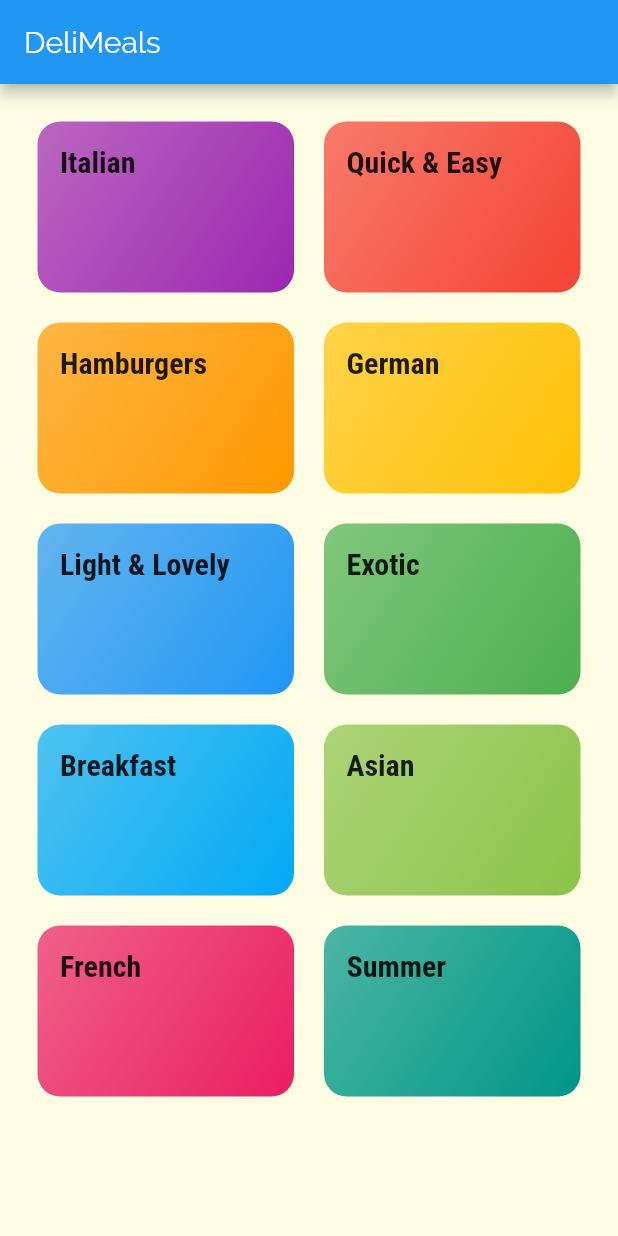
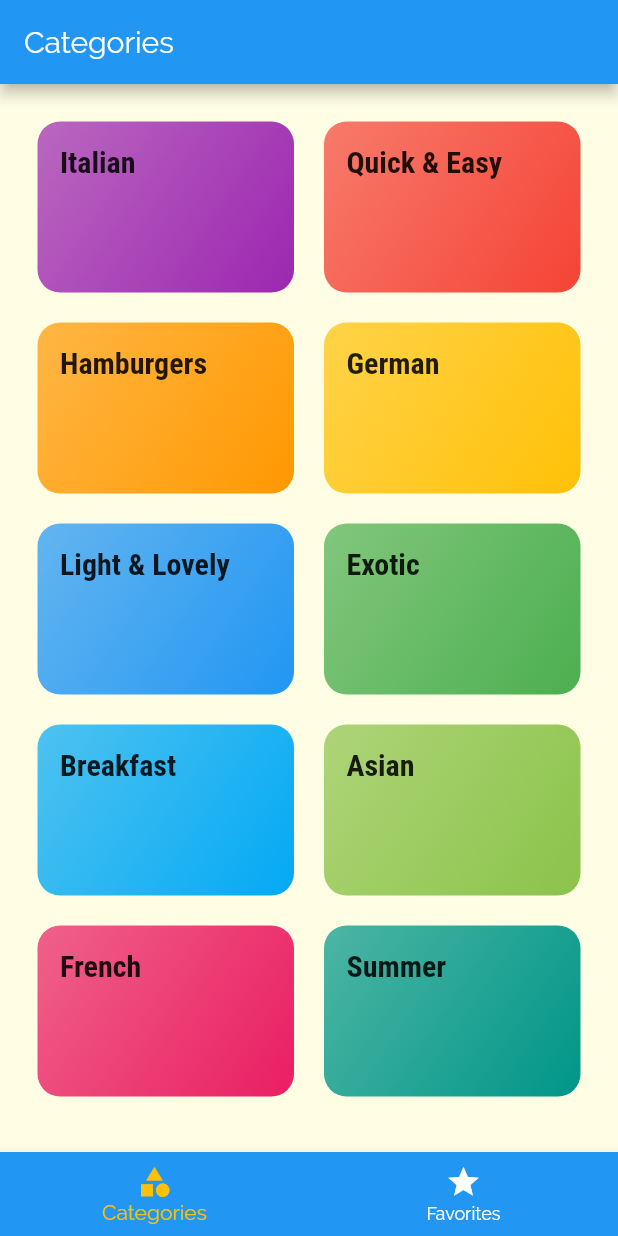
Before and after one commit to supertrens/Flutter_Exploring, a Flutter app: the screen it shows after launch, on a phone screen of 412 x 824 dp. Run offline on Flutter 3.47's test engine with Material 2 defaults, Android fonts, the phone set to English and light mode, and no system bars.

```diff
--- a/meals_app/lib/main.dart
+++ b/meals_app/lib/main.dart
@@ -1,5 +1,6 @@
 import 'package:flutter/material.dart';
 
+import './screens/tabs.dart';
 import './screens/meal_details.dart';
 import './screens/category_meals.dart';
 import './screens/categories.dart';
@@ -30,12 +31,10 @@ class MyApp extends StatelessWidget {
                 ),
               )),
       home: Scaffold(
-        appBar: AppBar(
-          title: const Text('DeliMeals'),
-        ),
-        body: CategoriesScreen(),
+        body: TabsScreen(),
       ),
       routes: {
+        // "/":(ctx) => TabsScreen(),
         CategoryMealsScreen.routeName: (ctx) => CategoryMealsScreen(),
         MealDetailScreen.routeName: (ctx) => MealDetailScreen(),
       },
--- /dev/null
+++ b/meals_app/lib/screens/tabs.dart
@@ -0,0 +1,54 @@
+import 'package:flutter/material.dart';
+
+import '../screens/favorites.dart';
+import '../screens/categories.dart';
+
+class TabsScreen extends StatefulWidget {
+  @override
+  _TabsScreenState createState() => _TabsScreenState();
+}
+
+class _TabsScreenState extends State<TabsScreen> {
+  static const String CATEGORY_TITlE = "Categories";
+  static const String FAVORITES_TITlE = " Your Favorites";
+
+  final List<Map<String, Object>> _pages = [
+    {"page": CategoriesScreen(), "title": CATEGORY_TITlE},
+    {"page": FavoritesScreen(), "title": FAVORITES_TITlE},
+  ];
+
+  int _selectedPageIndex = 0;
+
+  void _selectPage(int index) {
+    setState(() {
+      _selectedPageIndex = index;
+    });
+  }
+
+  @override
+  Widget build(BuildContext context) {
+    return Scaffold(
+      appBar: AppBar(
+        title: Text(_pages[_selectedPageIndex]['title']),
+      ),
+      body: _pages[_selectedPageIndex]['page'],
+      bottomNavigationBar: BottomNavigationBar(
+        onTap: _selectPage,
+        backgroundColor: Theme.of(context).primaryColor,
+        unselectedItemColor: Colors.white,
+        selectedItemColor: Theme.of(context).accentColor,
+        currentIndex: _selectedPageIndex,
+        items: [
+          BottomNavigationBarItem(
+            icon: Icon(Icons.category),
+            title: Text("Categories"),
+          ),
+          BottomNavigationBarItem(
+            icon: Icon(Icons.star),
+            title: Text("Favorites"),
+          ),
+        ],
+      ),
+    );
+  }
+}
```
Also changed, not shown: meals_app/lib/screens/favorites.dart (added, +10 -0 lines), meals_app/lib/screens/meal_details.dart (+78 -9 lines), meals_app/lib/screens/tabs_top.dart (added, +41 -0 lines).
